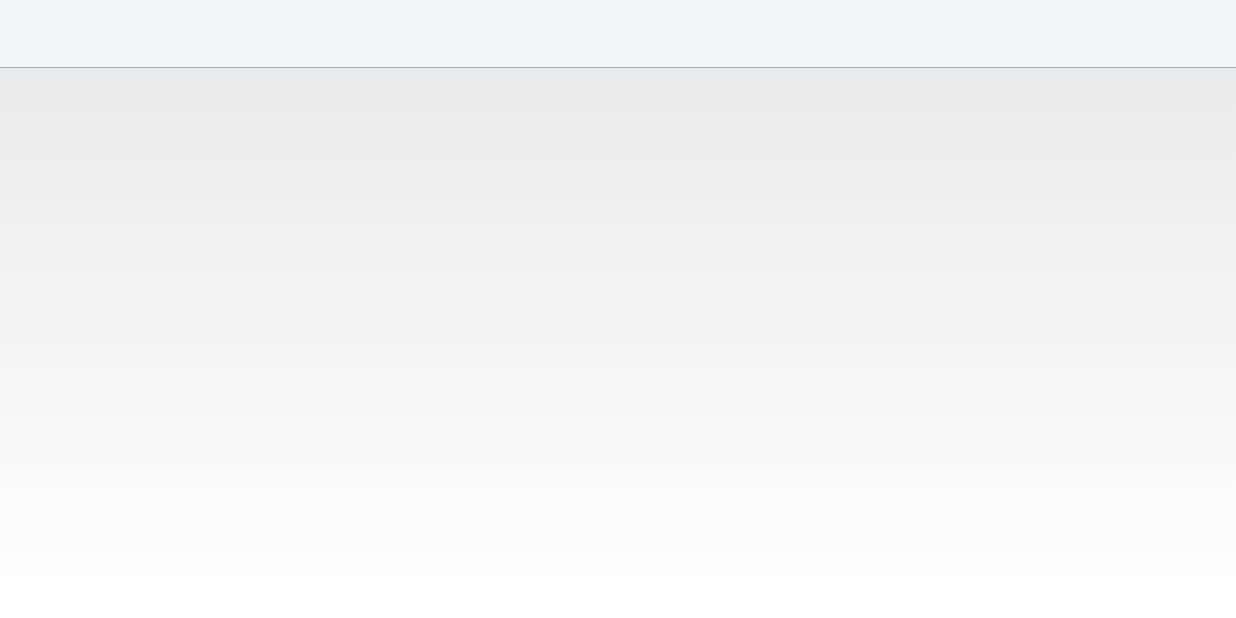
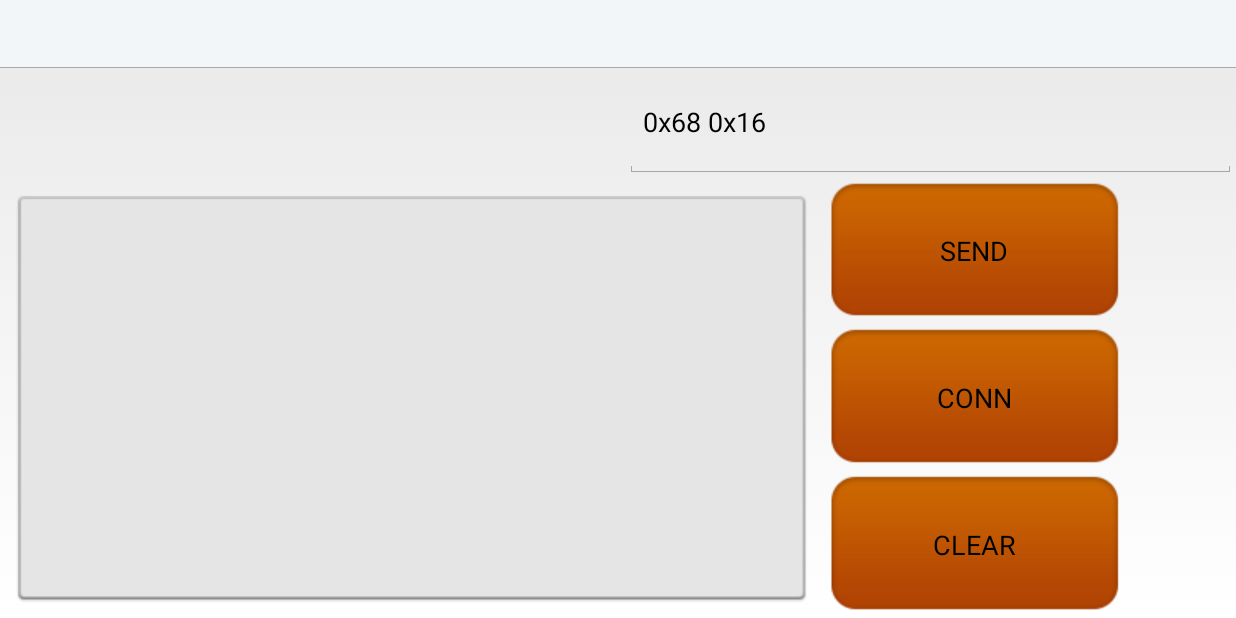
Before and after one commit to MaskCoders/SanShengDemo, an Android app: the SocketDemo screen opened directly, with no data from a screen before it, on a phone screen of 824 x 412 dp (held sideways). Run offline under Robolectric (Android 15) with nearby library versions, the phone set to English and light mode, and no system bars.

Commit message:
大体实现了socket demo

```diff
--- a/app/src/main/AndroidManifest.xml
+++ b/app/src/main/AndroidManifest.xml
@@ -2,6 +2,9 @@
 <manifest xmlns:android="http://schemas.android.com/apk/res/android"
           package="com.example.demo"
           android:versionCode="100000" android:versionName="1.0.0">
+    <uses-permission android:name="android.permission.ACCESS_NETWORK_STATE" />
+    <uses-permission android:name="android.permission.INTERNET" />
+    <uses-permission android:name="android.permission.ACCESS_NETWORK_STATE" />
     <uses-sdk
             android:minSdkVersion="17" android:targetSdkVersion="21"/>
     <application
@@ -22,7 +25,7 @@
         </activity>
 
         <activity android:name=".view.SocketDemo"
-                  android:screenOrientation="sensorLandscape"/>
+                  android:screenOrientation="sensorLandscape" android:windowSoftInputMode="adjustUnspecified|stateHidden"/>
         <activity android:name=".view.DBOperationActivity"
                   android:screenOrientation="sensorLandscape">
             <intent-filter>
--- a/app/src/main/java/com/example/demo/view/SocketDemo.java
+++ b/app/src/main/java/com/example/demo/view/SocketDemo.java
@@ -1,107 +1,118 @@
 package com.example.demo.view;
 
 
-import java.io.BufferedReader;
-import java.io.BufferedWriter;
-import java.io.IOException;
-import java.io.InputStreamReader;
-import java.io.OutputStreamWriter;
-import java.io.PrintWriter;
-import java.net.Socket;
-
 import android.app.Activity;
-import android.app.AlertDialog;
-import android.content.DialogInterface;
 import android.os.Bundle;
 import android.os.Handler;
 import android.os.Message;
+import android.text.TextUtils;
+import android.text.method.ScrollingMovementMethod;
+import android.util.Log;
 import android.view.View;
 import android.widget.Button;
 import android.widget.EditText;
 import android.widget.TextView;
+import android.widget.Toast;
 import com.example.demo.R;
 
-public class SocketDemo extends Activity implements Runnable {
+import java.io.*;
+import java.net.Socket;
+
+public class SocketDemo extends Activity implements View.OnClickListener {
     private TextView tv_msg = null;
+    private TextView tv_info = null;
     private EditText ed_msg = null;
     private Button btn_send = null;
+    private Button btn_conn = null;
+    private Button btn_cls = null;
     // private Button btn_login = null;
-    private static final String HOST = "10.0.2.2";
-    private static final int PORT = 9999;
+    private static final String HOST = "192.168.134.82";
+    private static final int PORT = 8001;
     private Socket socket = null;
     private BufferedReader in = null;
     private PrintWriter out = null;
-    private String content = "";
+
+    private static final int CONN_SER_CLS = -2;
+    private static final int CONN_ERR = -1;
+    private static final int CONN_OK = 0;
+    private static final int RECV_MSG = 1;
+    private static final int INPUT_ERR = -3;
+    private static final String ERRCODE = "ERRCODE";
+    private static final String CONN_SUCCESS = "CONN_SUCCESS";
+
     //接收线程发送过来信息，并用TextView显示
     public Handler mHandler = new Handler() {
         public void handleMessage(Message msg) {
             super.handleMessage(msg);
-            tv_msg.setText(content);
+            String content = msg.obj.toString();
+            switch(msg.what){
+                case CONN_SER_CLS:
+                    break;
+                case RECV_MSG:
+                    if(content.contains(ERRCODE)){
+                        content = "Service can not resolve your code ";
+                    }else if (content.contains(CONN_SUCCESS)){
+                        tv_info.setText("Ser:"+content.replace(CONN_SUCCESS,"").replace("\n","")+",Port:"+PORT);
+                        return;
+                    }
+                    break;
+                case CONN_OK:
+                    break;
+                case CONN_ERR:
+                    content = "connect err: "+content;
+                    default:
+            }
+            tv_msg.setText(tv_msg.getText().toString()+"\n SER => "+content);
         }
     };
-
     @Override
     public void onCreate(Bundle savedInstanceState) {
         super.onCreate(savedInstanceState);
         setContentView(R.layout.home_layout);
+        tv_msg = (TextView) findViewById(R.id.log);
+        tv_info = (TextView) findViewById(R.id.info);
+        tv_msg.setMovementMethod(ScrollingMovementMethod.getInstance());
+        ed_msg = (EditText) findViewById(R.id.et);
+        btn_send = (Button) findViewById(R.id.send);
+        btn_conn = (Button) findViewById(R.id.conn);
+        btn_cls = (Button) findViewById(R.id.cls);
+        ed_msg.setText("0x68 0x16");
+        btn_send.setOnClickListener(this);
+        btn_conn.setOnClickListener(this);
+        btn_cls.setOnClickListener(this);
+        //启动线程，接收服务器发送过来的数据
+    }
 
-        tv_msg = (TextView) findViewById(R.id.tv);
-        ed_msg = (EditText) findViewById(R.id.et);
-        btn_send = (Button) findViewById(R.id.btn);
-
+    private Message getMessage(String content,int type){
+        Message msg = new Message();
+        msg.obj = content;
+        msg.what = type;
+        return msg;
+    }
+    @Override
+    public void onClick(View v) {
+        switch (v.getId()){
+            case R.id.conn:
+                Thread thread = new Thread(new Runnable() {
+                    @Override
+                    public void run() {
                         try {
+                            if(socket == null ||socket.isClosed()) {
                                 socket = new Socket(HOST, PORT);
                                 in = new BufferedReader(new InputStreamReader(socket
                                         .getInputStream()));
                                 out = new PrintWriter(new BufferedWriter(new OutputStreamWriter(
                                         socket.getOutputStream())), true);
-        } catch (IOException ex) {
-            ex.printStackTrace();
-            ShowDialog("login exception" + ex.getMessage());
-        }
-        btn_send.setOnClickListener(new Button.OnClickListener() {
-
-            @Override
-            public void onClick(View v) {
-                // TODO Auto-generated method stub
-                String msg = ed_msg.getText().toString();
-                if (socket.isConnected()) {
-                    if (!socket.isOutputShutdown()) {
-                        out.println(msg);
-                    }
-                }
-            }
-        });
-        //启动线程，接收服务器发送过来的数据
-        new Thread(SocketDemo.this).start();
                             }
 
-    /**
-     * 如果连接出现异常，弹出AlertDialog！
-     */
-    public void ShowDialog(String msg) {
-        new AlertDialog.Builder(this).setTitle("notification").setMessage(msg)
-                .setPositiveButton("ok", new DialogInterface.OnClickListener() {
-
-                    @Override
-                    public void onClick(DialogInterface dialog, int which) {
-
-                    }
-                }).show();
-    }
-
-    /**
-     * 读取服务器发来的信息，并通过Handler发给UI线程
-     */
-    public void run() {
-        try {
                             while (true) {
                                 if (!socket.isClosed()) {
                                     if (socket.isConnected()) {
                                         if (!socket.isInputShutdown()) {
+                                            String  content = null;
                                             if ((content = in.readLine()) != null) {
                                                 content += "\n";
-                                mHandler.sendMessage(mHandler.obtainMessage());
+                                                mHandler.sendMessage(getMessage(content,RECV_MSG));
                                             } else {
 
                                             }
@@ -109,9 +120,33 @@ public class SocketDemo extends Activity implements Runnable {
                                     }
                                 }
                             }
-        } catch (Exception e) {
-            e.printStackTrace();
+
+                        } catch (IOException ex) {
+                            ex.printStackTrace();
+                            Log.d("", "login exception" + ex.getMessage());
+                            mHandler.sendMessage(getMessage("conn err",CONN_ERR));
                         }
                     }
+                });
+                thread.start();
+                break;
 
+            case R.id.send:
+                String msg = ed_msg.getText().toString();
+                if(TextUtils.isEmpty(msg)){
+                    Toast.makeText(this,"INPUT IS NOT NULL ",0).show();
+                    break;
                 }
+                tv_msg.setText(tv_msg.getText().toString()+"\n CLIENT => "+msg);
+                if (socket != null && socket.isConnected()) {
+                    if (!socket.isOutputShutdown()) {
+                        out.println(msg);
+                    }
+                }
+                break;
+            case R.id.cls:
+                tv_msg.setText("");
+                break;
+        }
+    }
+}
--- /dev/null
+++ b/app/src/main/res/drawable/send.xml
@@ -0,0 +1,32 @@
+<?xml version="1.0" encoding="utf-8"?>
+<!--
+     Copyright (C) 2011 Google Inc.
+     Licensed to The Android Open Source Project.
+
+     Licensed under the Apache License, Version 2.0 (the "License");
+     you may not use this file except in compliance with the License.
+     You may obtain a copy of the License at
+
+          http://www.apache.org/licenses/LICENSE-2.0
+
+     Unless required by applicable law or agreed to in writing, software
+     distributed under the License is distributed on an "AS IS" BASIS,
+     WITHOUT WARRANTIES OR CONDITIONS OF ANY KIND, either express or implied.
+     See the License for the specific language governing permissions and
+     limitations under the License.
+-->
+
+<selector xmlns:android="http://schemas.android.com/apk/res/android">
+	<!-- wuxinrong 2014-03-02 modified begin -->
+	<!-- 按下发send键时修改背景图片 -->
+    <item
+        android:state_pressed="false"
+        android:drawable="@drawable/ic_menu_send_holo_light">
+    </item>
+
+    <item
+        android:state_pressed="true"
+        android:drawable="@drawable/ic_menu_send_disabled_holo_light">
+    </item>
+	<!-- wuxinrong 2014-03-02 modified end -->
+</selector>
--- a/app/src/main/res/layout/home_layout.xml
+++ b/app/src/main/res/layout/home_layout.xml
@@ -3,7 +3,43 @@
               android:orientation="vertical"
               android:layout_width="match_parent"
               android:layout_height="match_parent">
-<TextView android:id="@+id/tv" android:layout_height="500dp" android:layout_width="fill_parent"></TextView>
-<EditText android:id="@+id/et" android:layout_width="wrap_content" android:layout_height="fill_parent"/>
-<Button android:id="@+id/btn" android:layout_width="wrap_content" android:layout_height="fill_parent" android:text="SEND"/>
+    <LinearLayout android:layout_width="fill_parent" android:layout_height="0dp" android:layout_weight="1"
+                  android:orientation="horizontal">
+        <TextView android:id="@+id/info" android:layout_height="wrap_content" android:layout_width="0dp"
+                  android:layout_weight="1"
+                  android:background="@drawable/recipient_cc_chip_background"
+                  android:ellipsize="marquee"
+                  android:singleLine="true"
+                  android:layout_marginLeft="10dp"
+                  android:textSize="16sp"
+                />
+        <EditText android:id="@+id/et" android:layout_width="0dp" android:layout_height="fill_parent"
+                  android:layout_weight="1"
+                  android:focusable="true"
+                  android:focusableInTouchMode="true"
+                  android:imeOptions="flagNoExtractUi"/>
+    </LinearLayout>
+
+    <LinearLayout android:layout_width="fill_parent" android:layout_height="0dp" android:layout_weight="4">
+        <TextView android:id="@+id/log" android:layout_height="fill_parent" android:layout_width="0dp"
+                  android:layout_weight="8"
+                  android:background="@drawable/btn_default_disabled_holo_light"
+                  android:singleLine="false"
+                  android:scrollbars="vertical"
+                />
+        <LinearLayout android:layout_width="0dp" android:layout_height="fill_parent" android:layout_weight="4"
+                      android:orientation="vertical">
+
+            <Button android:id="@+id/send" android:layout_width="wrap_content" android:layout_height="0dp"
+                    android:layout_weight="1"
+                    android:text="SEND" android:background="@drawable/send"/>
+            <Button android:id="@+id/conn" android:layout_width="wrap_content" android:layout_height="0dp"
+                    android:layout_weight="1"
+                    android:text="CONN" android:background="@drawable/send"/>
+            <Button android:id="@+id/cls" android:layout_width="wrap_content" android:layout_height="0dp"
+                    android:layout_weight="1"
+                    android:text="CLEAR" android:background="@drawable/send"/>
+        </LinearLayout>
+    </LinearLayout>
+
 </LinearLayout>
--- a/app/src/main/res/values/strings.xml
+++ b/app/src/main/res/values/strings.xml
@@ -1,5 +1,5 @@
 <resources xmlns:xliff="http://schemas.android.com/apk/res-auto">
-    <string name="app_name">SanShengDemo</string>
+    <string name="app_name">三圣凯瑞</string>
     <string name="company_name">三圣凯瑞</string>
     <string name="load_more">"加载更多"</string>
     <string name="no_more_meter">数据已全部显示</string>
```
Also changed, not shown: app/src/main/java/com/example/demo/server/Server.java (added, +110 -0 lines), app/src/main/res/drawable/btn_default_disabled_holo_light.9.png (added), app/src/main/res/drawable/ic_menu_send_disabled_holo_light.png (added), app/src/main/res/drawable/ic_menu_send_holo_light.png (added), app/src/main/res/drawable/recipient_cc_chip_background.9.png (added), 3 other files. Lines whose indentation alone changed are shown as unchanged.
